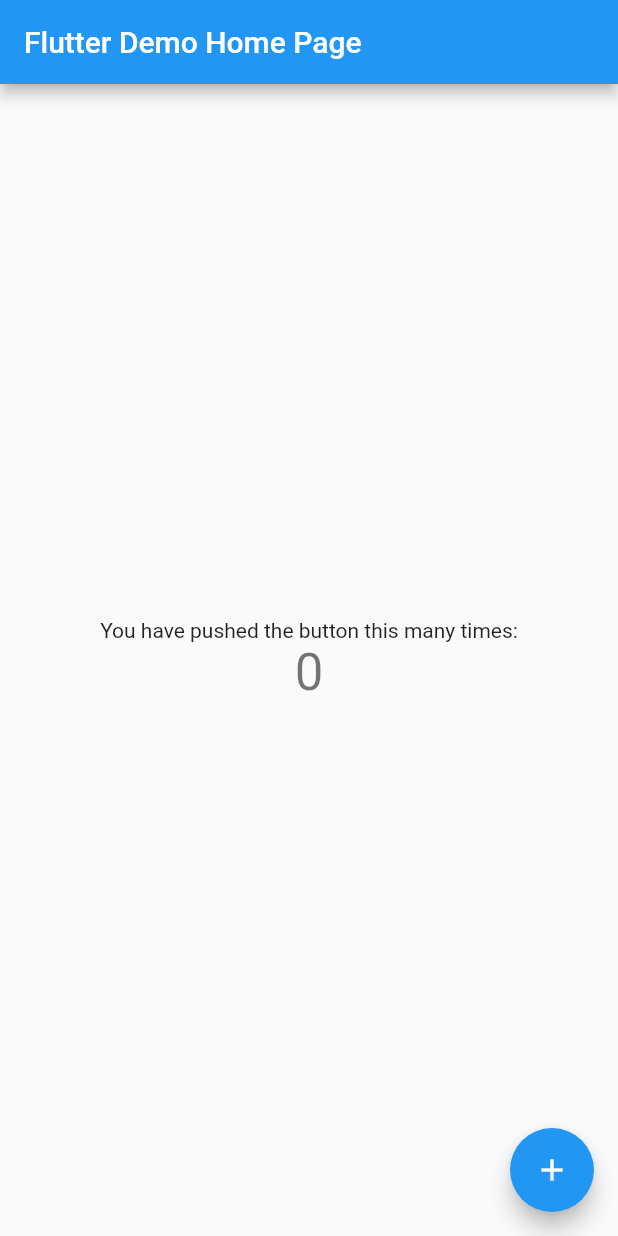
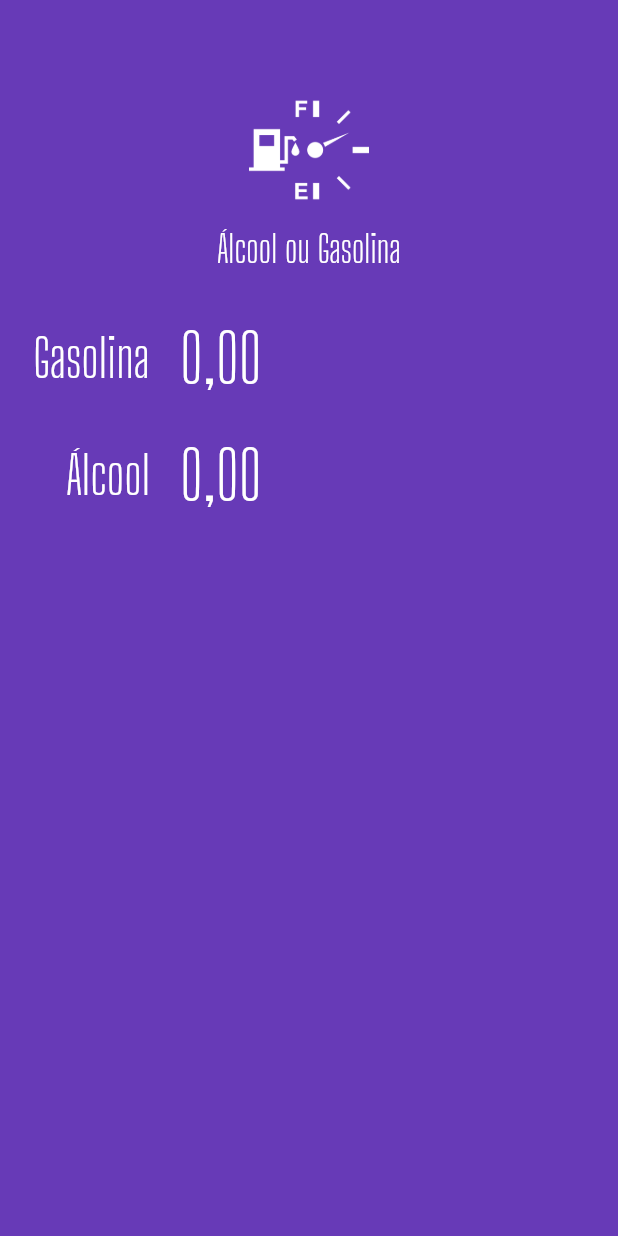
Before and after one commit to tfsantosbr/flutter-alcohol-vs-gasoline, a Flutter app: the screen it shows after launch, on a phone screen of 412 x 824 dp. Run offline on Flutter 3.47's test engine with Material 2 defaults, Android fonts, the phone set to English and light mode, and no system bars; our stand-ins replace flutter_masked_text.

Commit message:
criação do logo e dos inputs

```diff
--- a/lib/main.dart
+++ b/lib/main.dart
@@ -1,4 +1,7 @@
+import 'package:alcohol_vs_gasoline/widgets/input.widget.dart';
+import 'package:alcohol_vs_gasoline/widgets/logo.widget.dart';
 import 'package:flutter/material.dart';
+import 'package:flutter_masked_text/flutter_masked_text.dart';
 
 void main() {
   runApp(MyApp());
@@ -9,105 +12,37 @@
   @override
   Widget build(BuildContext context) {
     return MaterialApp(
-      title: 'Flutter Demo',
+      title: 'Alcool ou Gasolina',
+      debugShowCheckedModeBanner: false,
       theme: ThemeData(
-        // This is the theme of your application.
-        //
-        // Try running your application with "flutter run". You'll see the
-        // application has a blue toolbar. Then, without quitting the app, try
-        // changing the primarySwatch below to Colors.green and then invoke
-        // "hot reload" (press "r" in the console where you ran "flutter run",
-        // or simply save your changes to "hot reload" in a Flutter IDE).
-        // Notice that the counter didn't reset back to zero; the application
-        // is not restarted.
-        primarySwatch: Colors.blue,
+        primarySwatch: Colors.deepPurple,
       ),
-      home: MyHomePage(title: 'Flutter Demo Home Page'),
+      home: HomePage(),
     );
   }
 }
 
-class MyHomePage extends StatefulWidget {
-  MyHomePage({Key? key, required this.title}) : super(key: key);
-
-  // This widget is the home page of your application. It is stateful, meaning
-  // that it has a State object (defined below) that contains fields that affect
-  // how it looks.
-
-  // This class is the configuration for the state. It holds the values (in this
-  // case the title) provided by the parent (in this case the App widget) and
-  // used by the build method of the State. Fields in a Widget subclass are
-  // always marked "final".
-
-  final String title;
-
-  @override
-  _MyHomePageState createState() => _MyHomePageState();
-}
-
-class _MyHomePageState extends State<MyHomePage> {
-  int _counter = 0;
-
-  void _incrementCounter() {
-    setState(() {
-      // This call to setState tells the Flutter framework that something has
-      // changed in this State, which causes it to rerun the build method below
-      // so that the display can reflect the updated values. If we changed
-      // _counter without calling setState(), then the build method would not be
-      // called again, and so nothing would appear to happen.
-      _counter++;
-    });
-  }
+class HomePage extends StatelessWidget {
+  var _gasCtrl = new MoneyMaskedTextController();
+  var _alcoholCtrl = new MoneyMaskedTextController();
 
   @override
   Widget build(BuildContext context) {
-    // This method is rerun every time setState is called, for instance as done
-    // by the _incrementCounter method above.
-    //
-    // The Flutter framework has been optimized to make rerunning build methods
-    // fast, so that you can just rebuild anything that needs updating rather
-    // than having to individually change instances of widgets.
     return Scaffold(
-      appBar: AppBar(
-        // Here we take the value from the MyHomePage object that was created by
-        // the App.build method, and use it to set our appbar title.
-        title: Text(widget.title),
+      backgroundColor: Theme.of(context).primaryColor,
+      body: ListView(
+        children: <Widget>[
+          Logo(),
+          Input(
+            label: "Gasolina",
+            ctrl: _gasCtrl,
+          ),
+          Input(
+            label: "Álcool",
+            ctrl: _alcoholCtrl,
+          )
+        ],
       ),
-      body: Center(
-        // Center is a layout widget. It takes a single child and positions it
-        // in the middle of the parent.
-        child: Column(
-          // Column is also a layout widget. It takes a list of children and
-          // arranges them vertically. By default, it sizes itself to fit its
-          // children horizontally, and tries to be as tall as its parent.
-          //
-          // Invoke "debug painting" (press "p" in the console, choose the
-          // "Toggle Debug Paint" action from the Flutter Inspector in Android
-          // Studio, or the "Toggle Debug Paint" command in Visual Studio Code)
-          // to see the wireframe for each widget.
-          //
-          // Column has various properties to control how it sizes itself and
-          // how it positions its children. Here we use mainAxisAlignment to
-          // center the children vertically; the main axis here is the vertical
-          // axis because Columns are vertical (the cross axis would be
-          // horizontal).
-          mainAxisAlignment: MainAxisAlignment.center,
-          children: <Widget>[
-            Text(
-              'You have pushed the button this many times:',
-            ),
-            Text(
-              '$_counter',
-              style: Theme.of(context).textTheme.headline4,
-            ),
-          ],
-        ),
-      ),
-      floatingActionButton: FloatingActionButton(
-        onPressed: _incrementCounter,
-        tooltip: 'Increment',
-        child: Icon(Icons.add),
-      ), // This trailing comma makes auto-formatting nicer for build methods.
     );
   }
 }
--- /dev/null
+++ b/lib/widgets/input.widget.dart
@@ -0,0 +1,41 @@
+import 'package:flutter/material.dart';
+import 'package:flutter_masked_text/flutter_masked_text.dart';
+
+class Input extends StatelessWidget {
+  var label = "";
+  var ctrl = new MoneyMaskedTextController();
+
+  Input({required this.label, required this.ctrl});
+
+  @override
+  Widget build(BuildContext context) {
+    return Row(
+      children: <Widget>[
+        Container(
+          width: 100,
+          alignment: Alignment.centerRight,
+          child: Text(
+            label,
+            style: TextStyle(
+                color: Colors.white,
+                fontSize: 35,
+                fontFamily: "Big Shoulders Display"),
+          ),
+        ),
+        SizedBox(
+          width: 20,
+        ),
+        Expanded(
+            child: TextFormField(
+          controller: ctrl,
+          keyboardType: TextInputType.number,
+          style: TextStyle(
+              color: Colors.white,
+              fontSize: 45,
+              fontFamily: "Big Shoulders Display"),
+          decoration: InputDecoration(border: InputBorder.none),
+        ))
+      ],
+    );
+  }
+}
--- /dev/null
+++ b/lib/widgets/logo.widget.dart
@@ -0,0 +1,34 @@
+import 'package:flutter/material.dart';
+
+class Logo extends StatelessWidget {
+  const Logo({Key? key}) : super(key: key);
+
+  @override
+  Widget build(BuildContext context) {
+    return Column(
+      children: <Widget>[
+        SizedBox(
+          height: 60,
+        ),
+        Image.asset(
+          "assets/images/aog-white.png",
+          height: 80,
+        ),
+        SizedBox(
+          height: 10,
+        ),
+        Text(
+          "Álcool ou Gasolina",
+          style: TextStyle(
+              color: Colors.white,
+              fontSize: 25,
+              fontFamily: "Big Shoulders Display"),
+          textAlign: TextAlign.center,
+        ),
+        SizedBox(
+          height: 20,
+        )
+      ],
+    );
+  }
+}
```
Also changed, not shown: pubspec.yaml (+8 -12 lines), assets/fonts/BigShouldersDisplay-Light.ttf (added), assets/images/aog-white.png (added), pubspec.lock.
